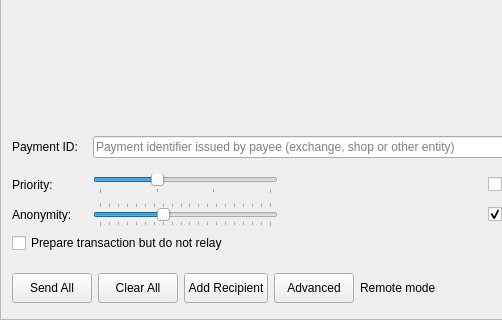
Qt form src/gui/ui/sendframe.ui (cryptonotefoundation/cryptonotewallet) before a commit; both pictures show x 0 to 502 and y 270 to 590 of the 866 by 590 pixel window.
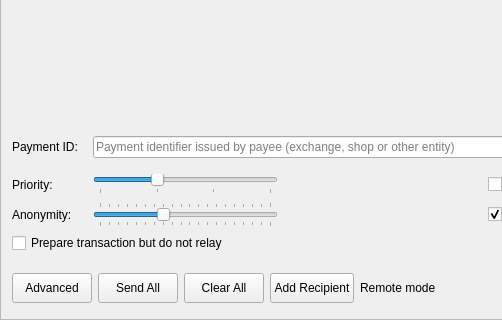
The same form after that commit. Icons and pictures are not drawn.

Commit message: Shuffle buttons to prevent accidental habitual click on Send All

```diff
--- a/src/gui/ui/sendframe.ui
+++ b/src/gui/ui/sendframe.ui
@@ -406,6 +406,32 @@
    </item>
    <item>
     <layout class="QHBoxLayout" name="horizontalLayout">
+     <item>
+      <widget class="QPushButton" name="m_advancedButton">
+       <property name="minimumSize">
+        <size>
+         <width>0</width>
+         <height>30</height>
+        </size>
+       </property>
+       <property name="maximumSize">
+        <size>
+         <width>16777215</width>
+         <height>30</height>
+        </size>
+       </property>
+       <property name="text">
+        <string>Advanced</string>
+       </property>
+       <property name="icon">
+        <iconset resource="../../resources.qrc">
+         <normaloff>:/icons/add</normaloff>:/icons/add</iconset>
+       </property>
+       <property name="checkable">
+        <bool>true</bool>
+       </property>
+      </widget>
+     </item>
      <item>
       <widget class="QPushButton" name="m_sendAllButton">
        <property name="minimumSize">
@@ -475,32 +501,6 @@
        </property>
       </widget>
      </item>
-     <item>
-      <widget class="QPushButton" name="m_advancedButton">
-       <property name="minimumSize">
-        <size>
-         <width>0</width>
-         <height>30</height>
-        </size>
-       </property>
-       <property name="maximumSize">
-        <size>
-         <width>16777215</width>
-         <height>30</height>
-        </size>
-       </property>
-       <property name="text">
-        <string>Advanced</string>
-       </property>
-       <property name="icon">
-        <iconset resource="../../resources.qrc">
-         <normaloff>:/icons/add</normaloff>:/icons/add</iconset>
-       </property>
-       <property name="checkable">
-        <bool>true</bool>
-       </property>
-      </widget>
-     </item>
      <item>
       <widget class="QLabel" name="m_remote_label">
        <property name="font">
```
Left out of the diff: 1 changed line with no effect on the pictures.
